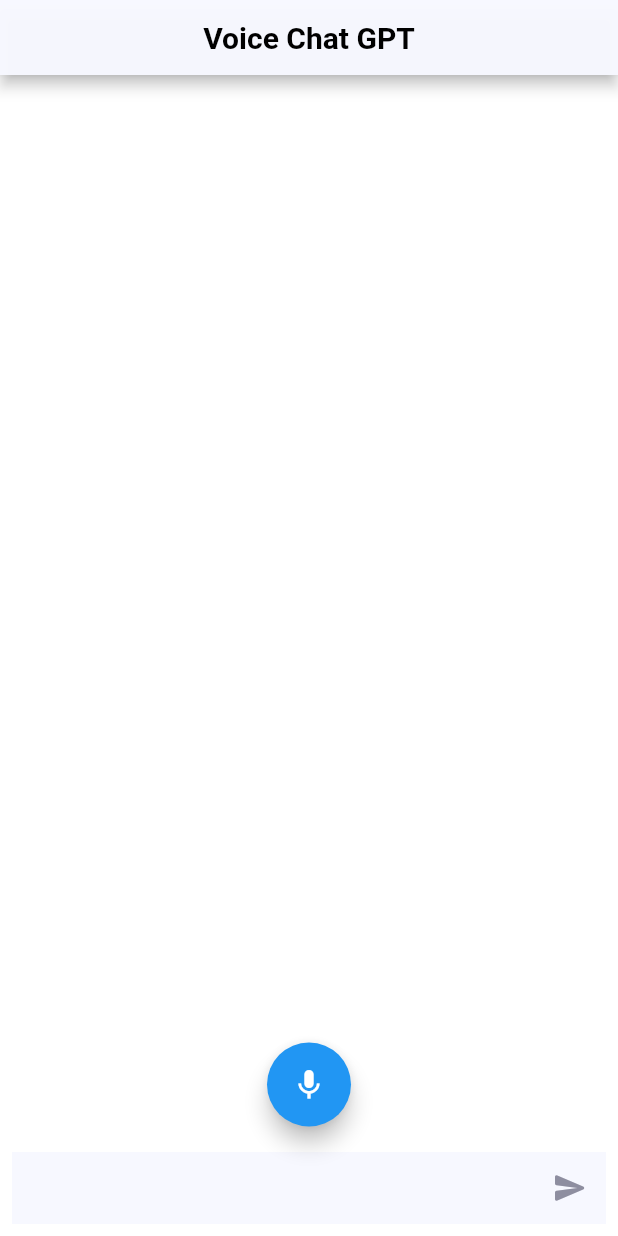
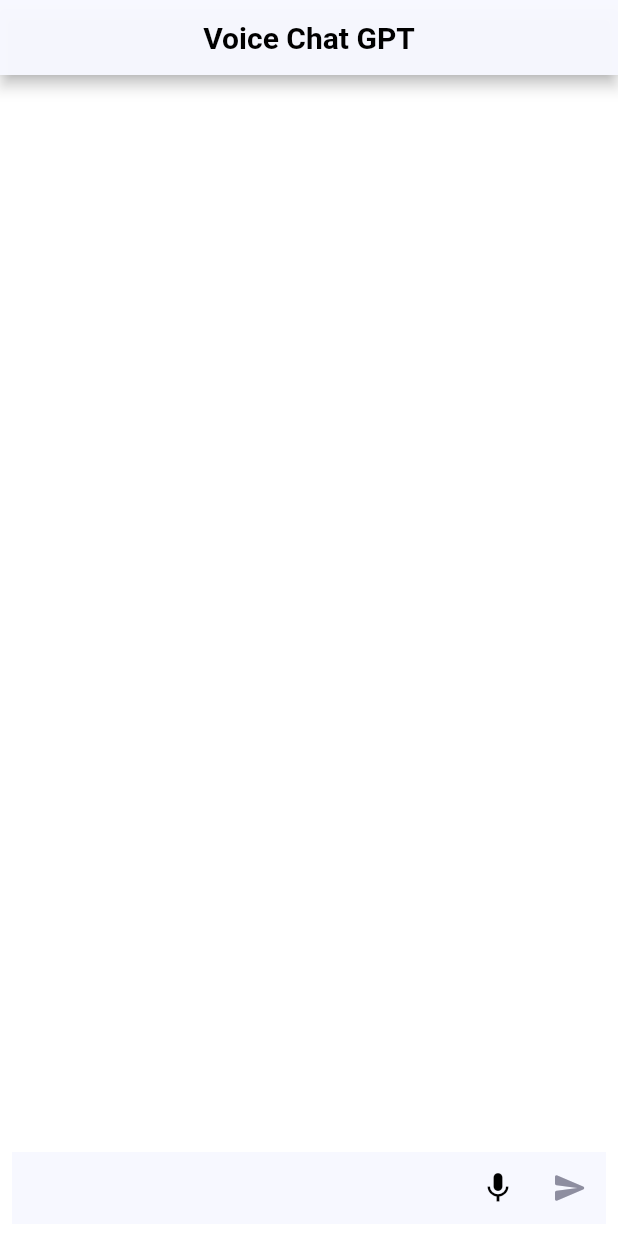
Before and after one commit to 19127312/ChatGPT, a Flutter app: the screen it shows after launch, after a tap on the "mic none" icon, on a phone screen of 412 x 824 dp. Run offline on Flutter 3.47's test engine with Material 2 defaults, Android fonts, the phone set to English and light mode, and no system bars; drawn by our look-alikes of avatar_glow; our stand-ins replace flutter_tts, speech_to_text.

Commit message:
Changes layout chatPGT

```diff
--- a/lib/main.dart
+++ b/lib/main.dart
@@ -71,23 +71,6 @@ class _ChatPageState extends State<ChatPage> {
         ),
         backgroundColor: const Color.fromARGB(247, 247, 248, 255),
       ),
-      floatingActionButtonLocation: FloatingActionButtonLocation.centerFloat,
-      floatingActionButton: Container(
-        margin: const EdgeInsets.only(bottom: 10),
-        child: AvatarGlow(
-          animate: isListening,
-          glowColor: Colors.blue,
-          endRadius: 75.0,
-          duration: const Duration(milliseconds: 2000),
-          repeatPauseDuration: const Duration(milliseconds: 100),
-          repeat: true,
-          child: FloatingActionButton(
-            onPressed: () => onListen(),
-            backgroundColor: Colors.blue,
-            child: Icon(isListening ? Icons.mic : Icons.mic_none),
-          ),
-        ),
-      ),
       backgroundColor: backgroundColor,
       body: SafeArea(
         child: Column(
@@ -98,7 +81,7 @@ class _ChatPageState extends State<ChatPage> {
             Visibility(
               visible: isLoading,
               child: const Padding(
-                padding: EdgeInsets.all(8.0),
+                padding: EdgeInsets.only(bottom: 30),
                 child: CircularProgressIndicator(
                   color: Colors.black,
                 ),
@@ -109,6 +92,7 @@ class _ChatPageState extends State<ChatPage> {
               child: Row(
                 children: [
                   textInput(),
+                  voiceBtn(),
                   buttonSubmit(),
                 ],
               ),
@@ -157,6 +141,19 @@ class _ChatPageState extends State<ChatPage> {
           chatMessageType: message.chatMessageType,
         );
       },
+    );
+  }
+
+  Widget voiceBtn() {
+    return Container(
+      color: answerBackgroundColor,
+      child: IconButton(
+        onPressed: () => onListen(),
+        icon: Icon(
+          isListening ? Icons.mic : Icons.mic_none,
+          color: Colors.black,
+        ),
+      ),
     );
   }
 
@@ -235,7 +232,6 @@ class _ChatPageState extends State<ChatPage> {
 
   void onListen() async {
     if (!isListening) {
-      print("start");
       bool available = await _speech.initialize(
         onStatus: (val) => print('onStatus: $val'),
         onError: (val) => print('onError: $val'),
@@ -250,8 +246,6 @@ class _ChatPageState extends State<ChatPage> {
         );
       }
     } else {
-      print("end");
-
       setState(() {
         isListening = false;
         _speech.stop();
@@ -272,12 +266,10 @@ class ChatMessageWidget extends StatelessWidget {
   Widget build(BuildContext context) {
     var iconButton = IconButton(
       icon: const Icon(
-        Icons.send_rounded,
+        Icons.speaker_notes,
         color: Color.fromRGBO(142, 142, 160, 1),
       ),
       onPressed: () async {
-        print(text);
-
         await flutterTts.setLanguage("en-US");
         await flutterTts.setPitch(1);
         await flutterTts.speak(text);
```
